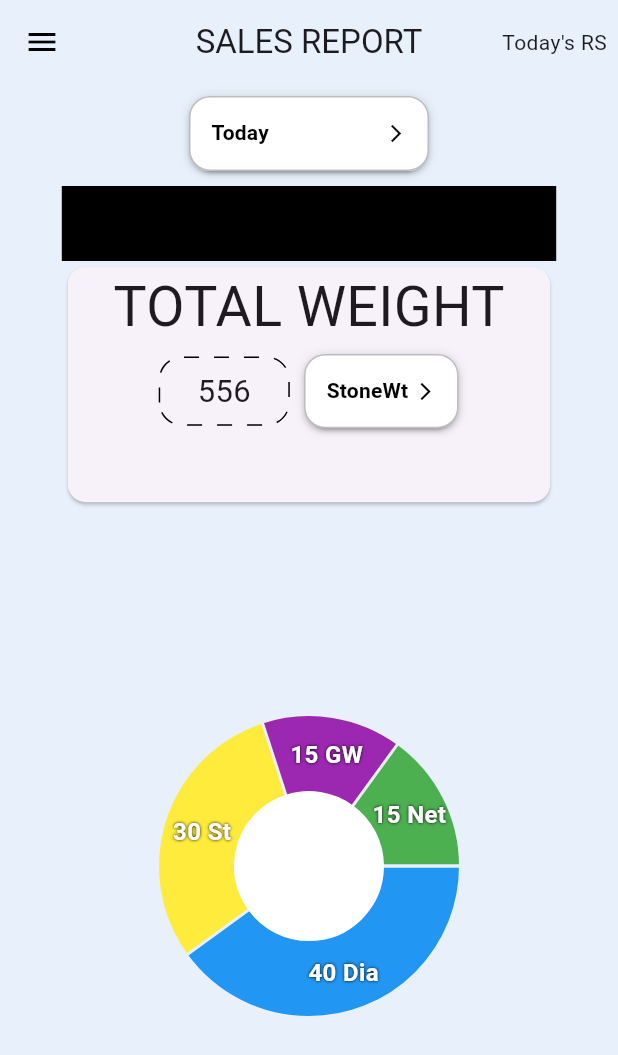
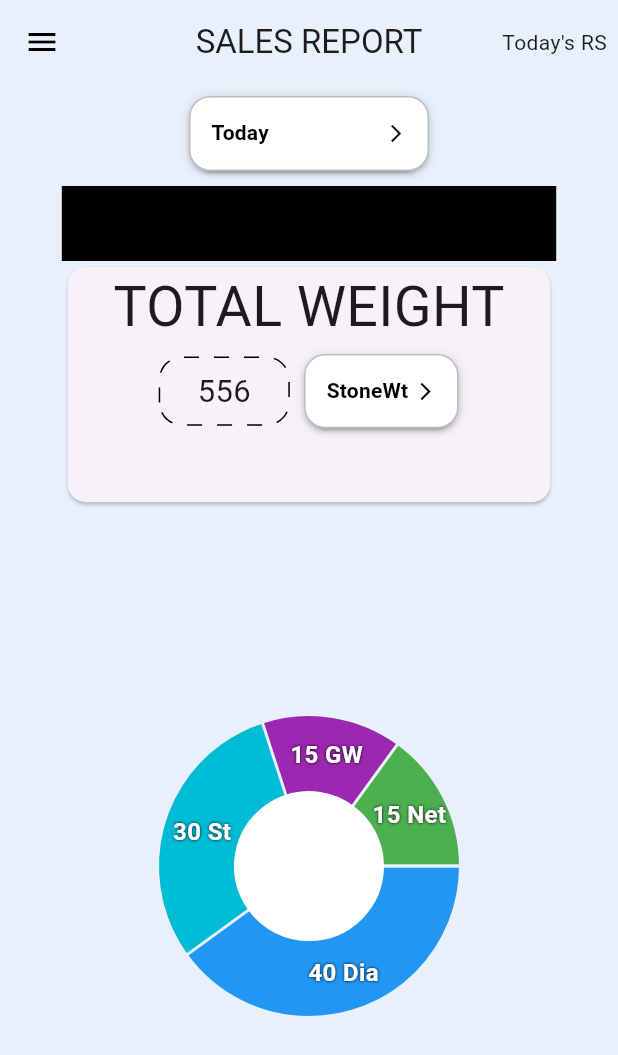
Before and after one commit to gaseer/gramboo_sales_details, a Flutter app: the screen it shows after launch, on a phone screen of 412 x 824 dp. Shown: the top 1055 px of the screen. Run offline on Flutter 3.47's test engine with Material 3 defaults, Android fonts, the phone set to English and light mode, and no system bars; drawn by our look-alikes of dotted_border, dropdown_button2, fl_chart; our stand-ins replace flutter_riverpod, fpdart.

Commit message:
added pie chart

```diff
--- a/lib/features/sales_report/screens/salesReport_screen.dart
+++ b/lib/features/sales_report/screens/salesReport_screen.dart
@@ -109,6 +109,7 @@ class _SalesReportScreenState extends ConsumerState<SalesReportScreen> {
                   ),
                 ),
               ),
+              //Added pie chart
               Expanded(
                 child: PieChart(
                   PieChartData(
@@ -143,6 +144,7 @@ class _SalesReportScreenState extends ConsumerState<SalesReportScreen> {
     );
   }
 
+  //function to display the pie chart sections !
   List<PieChartSectionData> showingSections() {
     return List.generate(4, (i) {
       final isTouched = i == touchedIndex;
@@ -165,7 +167,7 @@ class _SalesReportScreenState extends ConsumerState<SalesReportScreen> {
           );
         case 1:
           return PieChartSectionData(
-            color: Colors.yellow,
+            color: Colors.cyan,
             value: 30,
             title: '30 St',
             radius: radius,
```
